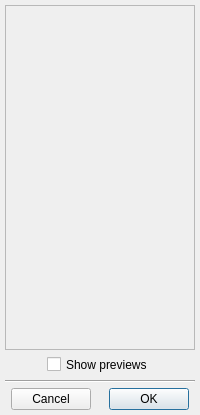
Before: the Qt Designer form src/Applications/TransferFunctions/Ui/TFCompositionDialog.ui in JanKolomaznik/MedV4D, drawn with Qt 5.
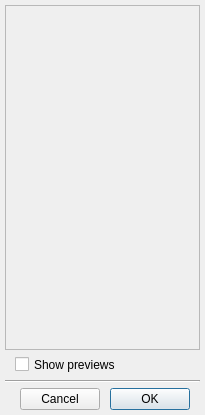
After: the same form once the commit is applied.

What changed in the file:
```diff
--- a/src/Applications/TransferFunctions/Ui/TFCompositionDialog.ui
+++ b/src/Applications/TransferFunctions/Ui/TFCompositionDialog.ui
@@ -6,13 +6,13 @@
    <rect>
     <x>0</x>
     <y>0</y>
-    <width>200</width>
+    <width>205</width>
     <height>415</height>
    </rect>
   </property>
   <property name="minimumSize">
    <size>
-    <width>200</width>
+    <width>205</width>
     <height>415</height>
    </size>
   </property>
@@ -24,7 +24,7 @@
     <rect>
      <x>0</x>
      <y>0</y>
-     <width>200</width>
+     <width>205</width>
      <height>415</height>
     </rect>
    </property>
@@ -51,7 +51,7 @@
         <rect>
          <x>0</x>
          <y>0</y>
-         <width>188</width>
+         <width>193</width>
          <height>340</height>
         </rect>
        </property>
@@ -61,24 +61,20 @@
     <item>
      <layout class="QHBoxLayout" name="previewCheckLayout">
       <property name="spacing">
+       <number>10</number>
+      </property>
+      <property name="leftMargin">
+       <number>10</number>
+      </property>
+      <property name="topMargin">
        <number>0</number>
       </property>
-      <property name="margin">
+      <property name="rightMargin">
+       <number>10</number>
+      </property>
+      <property name="bottomMargin">
        <number>0</number>
       </property>
-      <item>
-       <spacer name="horizontalSpacer2">
-        <property name="orientation">
-         <enum>Qt::Horizontal</enum>
-        </property>
-        <property name="sizeHint" stdset="0">
-         <size>
-          <width>40</width>
-          <height>20</height>
-         </size>
-        </property>
-       </spacer>
-      </item>
       <item>
        <widget class="QCheckBox" name="previewsCheck">
         <property name="minimumSize">
@@ -124,9 +120,18 @@
      <widget class="QWidget" name="horizontalWidget" native="true">
       <layout class="QHBoxLayout" name="horizontalLayout">
        <property name="spacing">
-        <number>5</number>
+        <number>10</number>
        </property>
-       <property name="margin">
+       <property name="leftMargin">
+        <number>10</number>
+       </property>
+       <property name="topMargin">
+        <number>0</number>
+       </property>
+       <property name="rightMargin">
+        <number>10</number>
+       </property>
+       <property name="bottomMargin">
         <number>0</number>
        </property>
        <item>
@@ -152,32 +157,6 @@
          </property>
         </widget>
        </item>
-       <item>
-        <spacer name="horizontalSpacer_3">
-         <property name="orientation">
-          <enum>Qt::Horizontal</enum>
-         </property>
-         <property name="sizeHint" stdset="0">
-          <size>
-           <width>40</width>
-           <height>20</height>
-          </size>
-         </property>
-        </spacer>
-       </item>
-       <item>
-        <spacer name="horizontalSpacer_4">
-         <property name="orientation">
-          <enum>Qt::Horizontal</enum>
-         </property>
-         <property name="sizeHint" stdset="0">
-          <size>
-           <width>40</width>
-           <height>20</height>
-          </size>
-         </property>
-        </spacer>
-       </item>
        <item>
         <widget class="QPushButton" name="okButton">
          <property name="enabled">
@@ -194,19 +173,6 @@
          </property>
         </widget>
        </item>
-       <item>
-        <spacer name="horizontalSpacer_2">
-         <property name="orientation">
-          <enum>Qt::Horizontal</enum>
-         </property>
-         <property name="sizeHint" stdset="0">
-          <size>
-           <width>40</width>
-           <height>20</height>
-          </size>
-         </property>
-        </spacer>
-       </item>
       </layout>
      </widget>
     </item>
```
